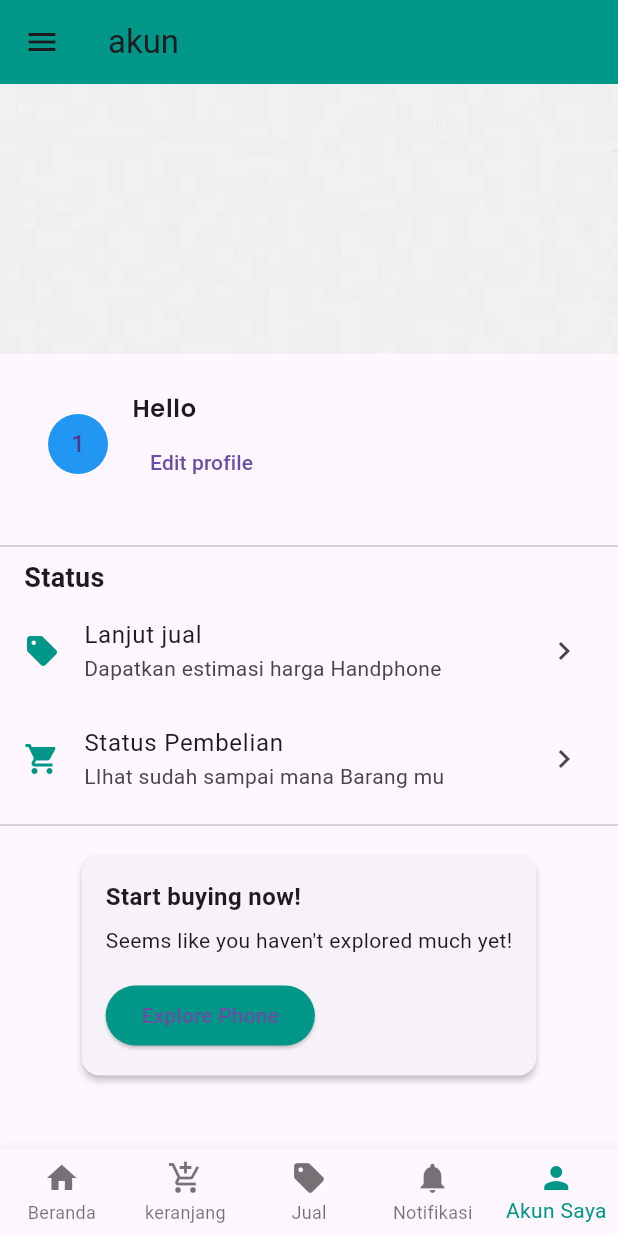
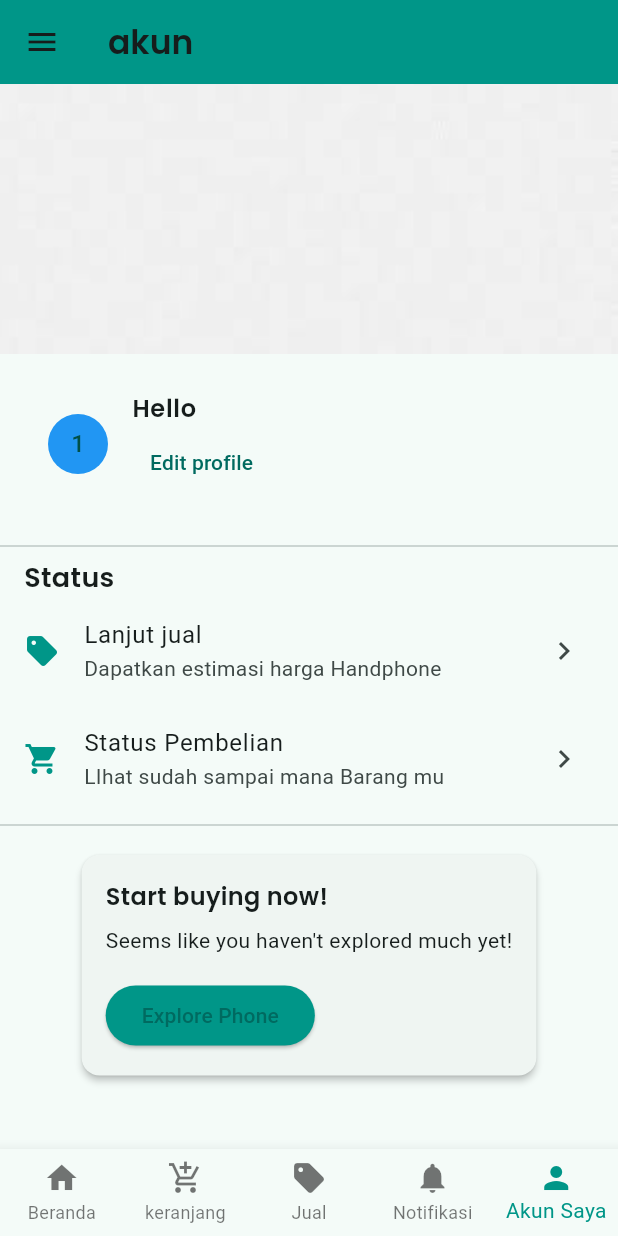
Before and after one commit to JustNap/midtest-MobileProg-MarketPlace, a Flutter app: the screen it shows after launch, item 5 of the bottom bar chosen, on a phone screen of 412 x 824 dp. Run offline on Flutter 3.47's test engine with Material 3 defaults, Android fonts, the phone set to English and light mode, and no system bars.

```diff
--- a/project_market_place/lib/akun/akun.dart
+++ b/project_market_place/lib/akun/akun.dart
@@ -1,4 +1,5 @@
 import 'package:flutter/material.dart';
+import '../pembelian/checkout.dart';
 import 'profil.dart';
 import 'setting.dart';
 import '../bottom_nav.dart';
@@ -11,12 +12,15 @@ class AkunPage extends StatefulWidget {
 class _AkunPageState extends State<AkunPage> {
   String greeting = 'Hello';
 
-
   @override
   Widget build(BuildContext context) {
     return Scaffold(
       appBar: AppBar(
-        title: Text('akun'),
+        title: Text('akun',
+          style: TextStyle(
+            fontFamily: 'poppins_semibold'
+          ),
+        ),
         backgroundColor: Colors.teal,
         elevation: 0,
         leading: Builder(
@@ -49,7 +53,10 @@ class _AkunPageState extends State<AkunPage> {
             ListTile(
               leading: Icon(Icons.settings, color: Colors.teal),
               title: Text('Pengaturan',
-                  style: TextStyle(fontWeight: FontWeight.bold)),
+                  style: TextStyle(
+                    fontFamily: 'poppins_semibold'
+                  )
+                ),
               subtitle: Text('Notifikasi & Kata Sandi'),
               onTap: () {
                 Navigator.push(
@@ -62,14 +69,20 @@ class _AkunPageState extends State<AkunPage> {
             ListTile(
               leading: Icon(Icons.smartphone, color: Colors.teal),
               title: Text('Alasan pilih kami',
-                  style: TextStyle(fontWeight: FontWeight.bold)),
+                  style: TextStyle(
+                    fontFamily: 'poppins_semibold'
+                  )
+                ),
               subtitle: Text('kenali kami'),
             ),
             Divider(),
             ListTile(
               leading: Icon(Icons.policy, color: Colors.teal),
               title: Text('Kebijakan privasi',
-                  style: TextStyle(fontWeight: FontWeight.bold)),
+                  style: TextStyle(
+                    fontFamily: 'poppins_semibold'
+                  )
+                ),
               subtitle: Text('Pelajari selengkapnya'),
             ),
             Divider(),
@@ -108,8 +121,7 @@ class _AkunPageState extends State<AkunPage> {
                     Text(
                       greeting,
                       style: TextStyle(
-                        fontFamily: 'Poppins',
-                        fontWeight: FontWeight.w600,
+                        fontFamily: 'poppins_semibold',
                       ),
                     ),
                     TextButton(
@@ -135,7 +147,10 @@ class _AkunPageState extends State<AkunPage> {
                 alignment: Alignment.centerLeft,
                 child: Text(
                   'Status',
-                  style: TextStyle(fontWeight: FontWeight.bold, fontSize: 18),
+                  style: TextStyle(
+                    fontFamily: 'poppins_semibold',
+                    fontSize: 18
+                  ),
                 ),
               ),
             ),
@@ -150,6 +165,12 @@ class _AkunPageState extends State<AkunPage> {
               title: Text('Status Pembelian'),
               subtitle: Text('LIhat sudah sampai mana Barang mu'),
               trailing: Icon(Icons.chevron_right),
+              onTap: () {
+                Navigator.push(
+                  context,
+                  MaterialPageRoute(builder: (context) => CheckoutPage()),
+                );
+              },
             ),
             Divider(),
             Padding(
@@ -165,7 +186,9 @@ class _AkunPageState extends State<AkunPage> {
                       Text(
                         'Start buying now!',
                         style: TextStyle(
-                            fontWeight: FontWeight.bold, fontSize: 16),
+                            fontFamily: 'poppins_semibold',
+                            fontSize: 16
+                        ),
                       ),
                       SizedBox(height: 8),
                       Text('Seems like you haven\'t explored much yet!'),
--- a/project_market_place/lib/main.dart
+++ b/project_market_place/lib/main.dart
@@ -1,6 +1,9 @@
 import 'package:flutter/material.dart';
 import 'package:project_market_place/home/home.dart';
+import './tema/theme.dart';
 import 'bottom_nav.dart';
+
+
 
 void main() {
   runApp(MyApp());
@@ -10,11 +13,10 @@ class MyApp extends StatelessWidget {
   @override
   Widget build(BuildContext context) {
     return MaterialApp(
-      title: 'Flutter Bottom Nav Demo',
-      theme: ThemeData(
-        primarySwatch: Colors.teal,
-      ),
-      home: BotNavBar()
+      debugShowCheckedModeBanner: false,
+      title: 'E-Commerce',
+      theme: appTheme,
+      home: BotNavBar(),
     );
   }
 }
--- /dev/null
+++ b/project_market_place/lib/tema/theme.dart
@@ -0,0 +1,13 @@
+import 'package:flutter/material.dart';
+
+final appTheme = ThemeData(
+  colorSchemeSeed: Colors.teal,
+  textTheme: const TextTheme(
+    displayLarge: TextStyle(
+      fontFamily: 'Corben',
+      fontWeight: FontWeight.w700,
+      fontSize: 24,
+      color: Colors.black,
+    ),
+  ),
+);
```
Also changed, not shown: project_market_place/lib/pembelian/checkout.dart (added, +197 -0 lines), project_market_place/pubspec.yaml (+11 -2 lines).
